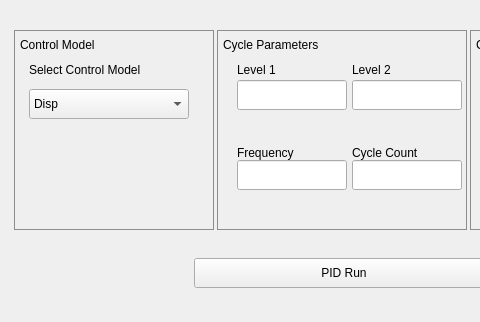
Qt form SWDev/SWDev/SineWaveSetup.ui (PingJian2019/sw-device) before a commit; both pictures show x 0 to 480 and y 0 to 322 of the 687 by 322 pixel window.
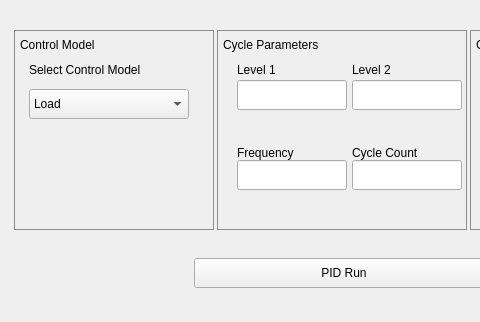
The same form after that commit.

```diff
--- a/SWDev/SWDev/SineWaveSetup.ui
+++ b/SWDev/SWDev/SineWaveSetup.ui
@@ -120,7 +120,7 @@
             </property>
             <item>
              <property name="text">
-              <string>Disp</string>
+              <string>Load</string>
              </property>
             </item>
             <item>
```
Left out of the diff: 2 changed lines with no effect on the pictures.
